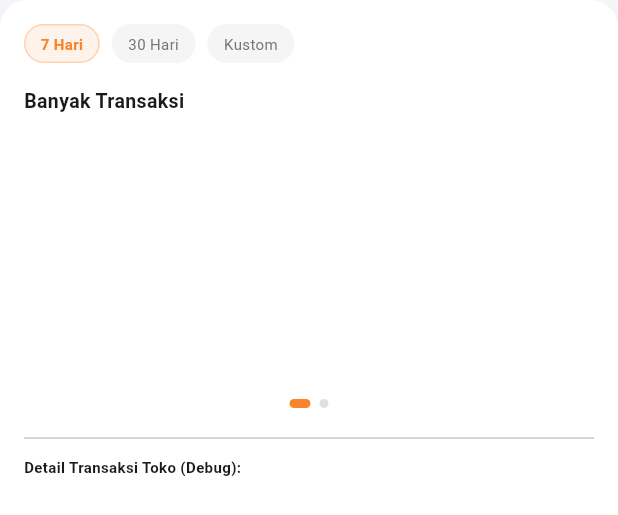
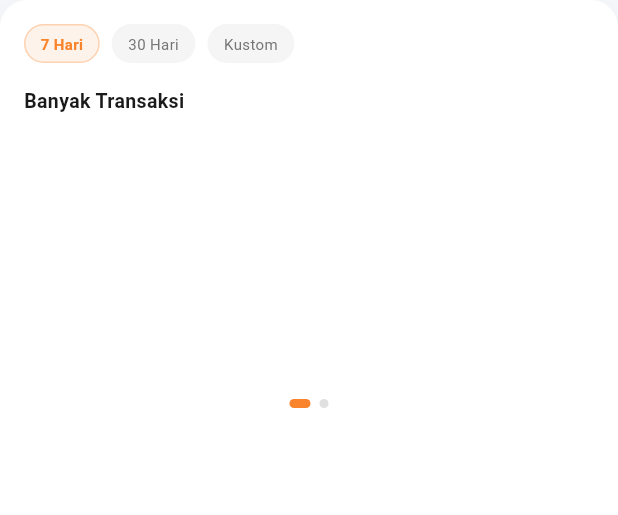
Before and after one commit to wvionn/JAJANYUK, a Flutter app: the SellerDashboardCharts widget shown alone on an empty page, opened directly with empty values, on a phone screen of 412 x 824 dp. Shown: the top 515 px of the screen. Run offline on Flutter 3.47's test engine with Material 3 defaults, Android fonts, the phone set to English and light mode, and no system bars; our stand-ins replace dartz, equatable, flutter_dotenv, flutter_riverpod, go_router, supabase_flutter; accounts and stored records are empty.

Commit message:
feat(seller): remove temporary debug transactions list from dashboard chart

```diff
--- a/lib/features/seller/presentation/pages/seller_dashboard_page.dart
+++ b/lib/features/seller/presentation/pages/seller_dashboard_page.dart
@@ -841,36 +841,7 @@ class _SellerDashboardChartsState extends State<SellerDashboardCharts>
             mainAxisAlignment: MainAxisAlignment.center,
             children: List.generate(2, (index) => _buildIndicatorDot(index)),
           ),
-          const SizedBox(height: 12),
-          const Divider(),
-          const SizedBox(height: 4),
-          const Text(
-            'Detail Transaksi Toko (Debug):',
-            style: TextStyle(
-              fontSize: 10,
-              fontWeight: FontWeight.bold,
-              color: AppColors.textPrimary,
-            ),
-          ),
-          const SizedBox(height: 4),
-          ...widget.transactions.take(5).map((tx) {
-            final localDate = tx.createdAt.toLocal();
-            return Padding(
-              padding: const EdgeInsets.only(bottom: 2),
-              child: Text(
-                '• ${tx.paymentMethod.toUpperCase()} | Rp ${tx.totalAmount.toStringAsFixed(0)} | ${DateFormat('dd MMM yyyy HH:mm').format(localDate)}',
-                style: const TextStyle(fontSize: 9, color: AppColors.textSecondary),
-              ),
-            );
-          }),
-          if (widget.transactions.length > 5)
-            Padding(
-              padding: const EdgeInsets.only(top: 2),
-              child: Text(
-                '... dan ${widget.transactions.length - 5} transaksi lainnya',
-                style: const TextStyle(fontSize: 8, color: AppColors.textHint),
-              ),
-            ),
+
         ],
       ),
     );
```
